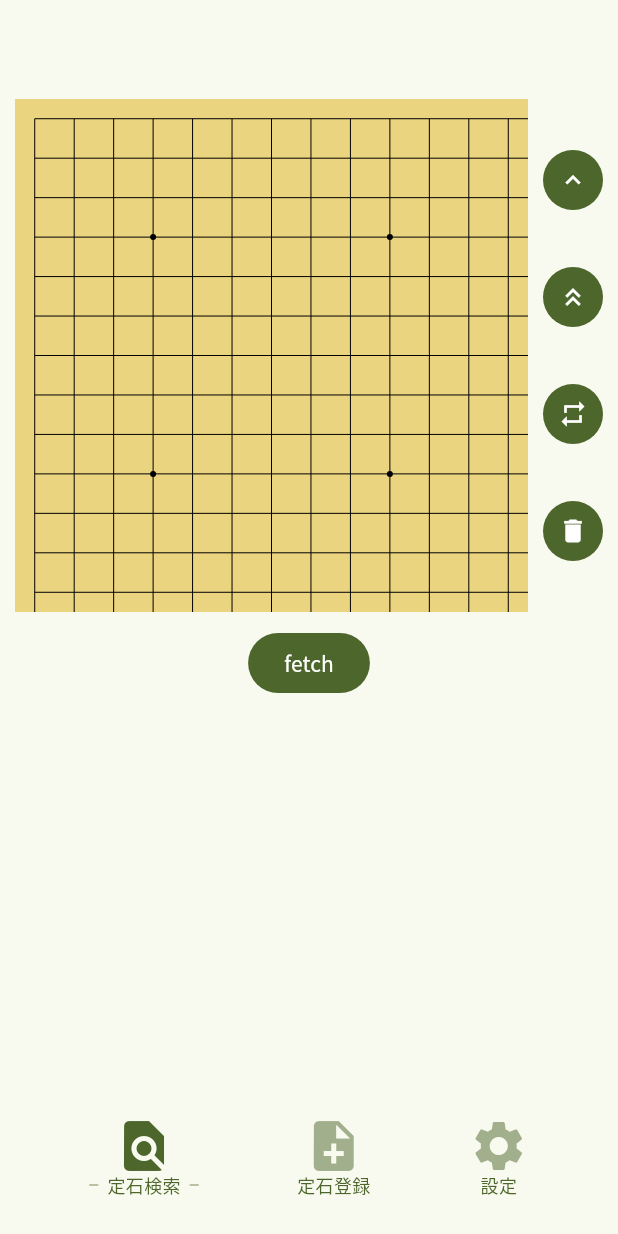
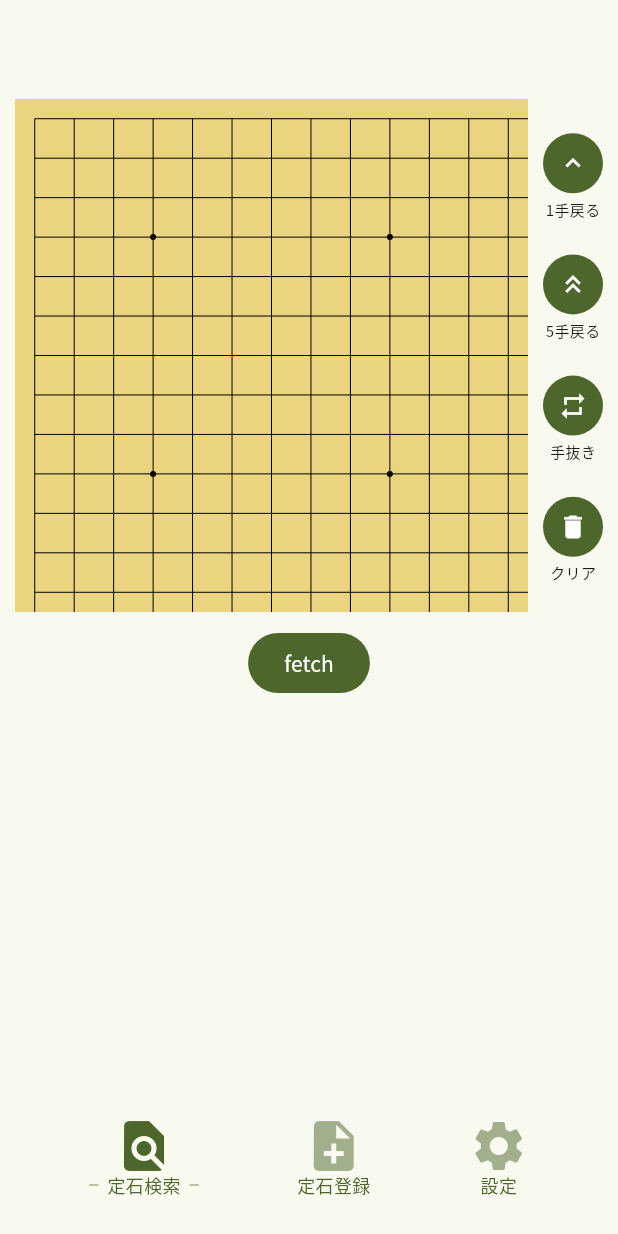
Before and after one commit to usatyo/sugomori, a Flutter app: the screen it shows after launch, after a tap on the "repeat" icon, on a phone screen of 412 x 824 dp. Run offline on Flutter 3.47's test engine with Material 3 defaults, Android fonts, the phone set to English and light mode, and no system bars; our stand-ins replace google_fonts, youtube_player_flutter; missing offline and left inert: flutter_scroll_shadow; network calls fail.

Commit message:
fix icon text

```diff
--- a/frontend/lib/components/goban.dart
+++ b/frontend/lib/components/goban.dart
@@ -110,14 +110,12 @@ class _GobanState extends State<Goban> {
                   icon: Icons.repeat,
                   onPressed: () {
                     setState(() {
-                      if (!joseki.pushStone(
+                      joseki.pushStone(
                         color: nextColor,
                         x: -1,
                         y: -1,
                         isPassed: true,
-                      )) {
-                        return;
-                      }
+                      );
                       nextColor = reversedColor(nextColor);
                       refreshStoneMatrix();
                     });
--- a/frontend/lib/components/icon_text.dart
+++ b/frontend/lib/components/icon_text.dart
@@ -15,11 +15,8 @@ class IconText extends StatelessWidget {
   Widget build(BuildContext context) {
     return Column(
       children: [
-        IconButton.filled(
-          onPressed: onPressed,
-          icon: Icon(icon, size: 20),
-          tooltip: hintText,
-        ),
+        IconButton.filled(onPressed: onPressed, icon: Icon(icon, size: 20)),
+        Text(hintText, style: TextStyle(fontSize: 10)),
       ],
     );
   }
```
Also changed, not shown: 1 other file.
